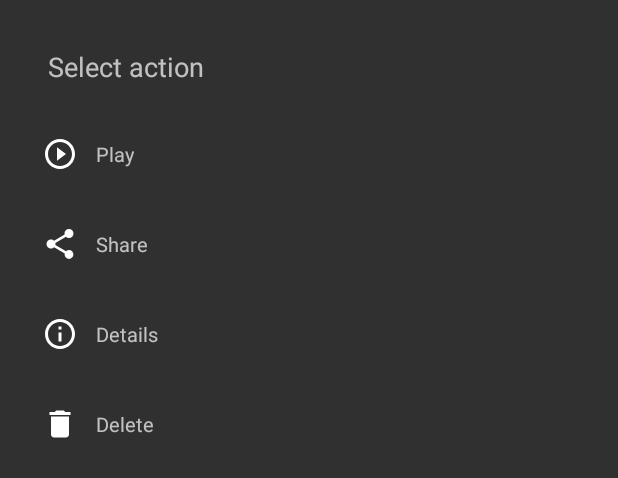
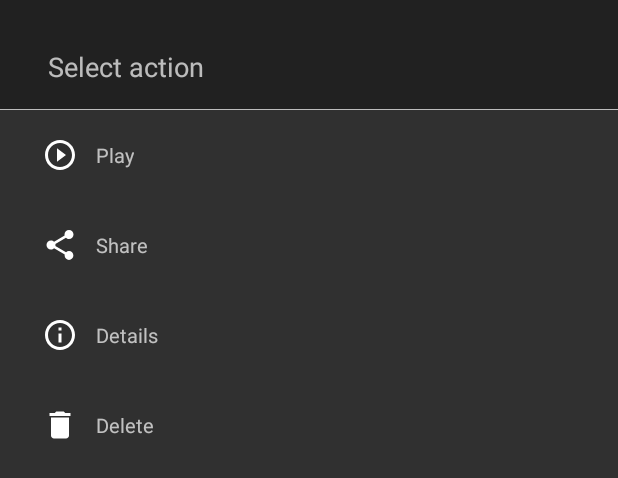
Before and after one commit to minarja1/DashCam, an Android app: the layout video_dialog.xml on its own in the app's theme, with its tools: preview values and no code run, on a phone screen of 412 x 824 dp. Shown: the top 478 px of the screen. Run offline under Robolectric (Android 15) with nearby library versions, the phone set to English and light mode, and no system bars.

Commit message:
refactor, views, screenshots

```diff
--- a/app/src/main/java/com/jakubminarik/dashcam/record/RecordActivity.java
+++ b/app/src/main/java/com/jakubminarik/dashcam/record/RecordActivity.java
@@ -361,7 +361,7 @@ public class RecordActivity extends BaseActivityDI implements RecordActivityView
             video.setTripEndAddress(fullAddress);
         }
 
-        video.setPathToImage(f.getAbsolutePath());
+        video.setPathToMaoImage(f.getAbsolutePath());
         video.save();
 
     }
--- /dev/null
+++ b/app/src/main/res/drawable/ic_error_white_24dp.xml
@@ -0,0 +1,5 @@
+<vector android:height="24dp" android:tint="#FFFFFF"
+    android:viewportHeight="24.0" android:viewportWidth="24.0"
+    android:width="24dp" xmlns:android="http://schemas.android.com/apk/res/android">
+    <path android:fillColor="#FF000000" android:pathData="M12,2C6.48,2 2,6.48 2,12s4.48,10 10,10 10,-4.48 10,-10S17.52,2 12,2zM13,17h-2v-2h2v2zM13,13h-2L11,7h2v6z"/>
+</vector>
--- /dev/null
+++ b/app/src/main/res/drawable/ic_videocam_white_24dp.xml
@@ -0,0 +1,5 @@
+<vector android:height="24dp" android:tint="#FFFFFF"
+    android:viewportHeight="24.0" android:viewportWidth="24.0"
+    android:width="24dp" xmlns:android="http://schemas.android.com/apk/res/android">
+    <path android:fillColor="#FF000000" android:pathData="M17,10.5V7c0,-0.55 -0.45,-1 -1,-1H4c-0.55,0 -1,0.45 -1,1v10c0,0.55 0.45,1 1,1h12c0.55,0 1,-0.45 1,-1v-3.5l4,4v-11l-4,4z"/>
+</vector>
--- a/app/src/main/res/layout/video_dialog.xml
+++ b/app/src/main/res/layout/video_dialog.xml
@@ -2,23 +2,28 @@
 <LinearLayout xmlns:android="http://schemas.android.com/apk/res/android"
     android:layout_width="match_parent"
     android:layout_height="wrap_content"
-    android:orientation="vertical"
-    android:paddingStart="16dp"
-    android:paddingEnd="16dp"
-    android:paddingBottom="16dp">
+    android:background="@color/colorPrimary"
+    android:orientation="vertical">
 
     <TextView
         android:layout_width="wrap_content"
         android:layout_height="wrap_content"
-        android:layout_marginStart="16dp"
+        android:layout_marginStart="32dp"
         android:layout_marginTop="32dp"
         android:layout_marginBottom="16dp"
         android:text="@string/choose_action"
         android:textSize="18sp" />
 
+    <View
+        android:id="@+id/divider"
+        android:layout_width="match_parent"
+        android:layout_height=".5dp"
+        android:background="@color/colorDivider" />
+
     <LinearLayout
         android:layout_width="match_parent"
         android:layout_height="wrap_content"
+        android:background="?android:colorBackground"
         android:gravity="center"
         android:orientation="vertical">
 
@@ -30,12 +35,15 @@
             android:clickable="true"
             android:focusable="true"
             android:gravity="center_vertical"
-            android:orientation="horizontal">
+            android:orientation="horizontal"
+            android:paddingStart="16dp">
 
             <ImageButton
                 style="@android:style/Widget.Material.Light.Button.Borderless.Small"
                 android:layout_width="wrap_content"
                 android:layout_height="wrap_content"
+                android:background="@android:color/transparent"
+                android:clickable="false"
                 android:contentDescription="@string/description_info"
                 android:src="@drawable/ic_play_circle_outline_white_24dp" />
 
@@ -55,12 +63,15 @@
             android:clickable="true"
             android:focusable="true"
             android:gravity="center_vertical"
-            android:orientation="horizontal">
+            android:orientation="horizontal"
+            android:paddingStart="16dp">
 
             <ImageButton
                 style="@android:style/Widget.Material.Light.Button.Borderless.Small"
                 android:layout_width="wrap_content"
                 android:layout_height="wrap_content"
+                android:background="@android:color/transparent"
+                android:clickable="false"
                 android:contentDescription="@string/description_info"
                 android:src="@drawable/ic_share_white_24dp" />
 
@@ -80,12 +91,15 @@
             android:clickable="true"
             android:focusable="true"
             android:gravity="center_vertical"
-            android:orientation="horizontal">
+            android:orientation="horizontal"
+            android:paddingStart="16dp">
 
             <ImageButton
                 style="@android:style/Widget.Material.Light.Button.Borderless.Small"
                 android:layout_width="wrap_content"
                 android:layout_height="wrap_content"
+                android:background="@android:color/transparent"
+                android:clickable="false"
                 android:contentDescription="@string/description_info"
                 android:src="@drawable/ic_info_outline_white_24dp" />
 
@@ -105,12 +119,14 @@
             android:clickable="true"
             android:focusable="true"
             android:gravity="center_vertical"
-            android:orientation="horizontal">
+            android:orientation="horizontal"
+            android:paddingStart="16dp">
 
             <ImageButton
                 style="@android:style/Widget.Material.Light.Button.Borderless.Small"
                 android:layout_width="wrap_content"
                 android:layout_height="wrap_content"
+                android:background="@android:color/transparent"
                 android:clickable="false"
                 android:contentDescription="@string/delete"
                 android:src="@drawable/ic_delete_white_24dp" />
--- a/app/src/main/res/values/colors.xml
+++ b/app/src/main/res/values/colors.xml
@@ -20,5 +20,6 @@
     <color name="greenTransparent">#5000AA06</color>
 
     <color name="red">#FF0000</color>
+    <color name="black">#000000</color>
 
 </resources>
--- a/app/src/main/res/values/strings.xml
+++ b/app/src/main/res/values/strings.xml
@@ -178,7 +178,7 @@
     <string name="play_video">Play video</string>
     <string name="about_dashcam">About DashCam</string>
     <string name="about_app">
-        DashCam is an application that allows you to record everything that happens in front of you on the road.\n\nYou never know what happens on the road, so it is always smart to have a black box.\n\nRecording is limited to a certain length (you can change the duration in Settings), so do not forget to save the recording if any worth-saving moment occurs.\n\n\nDeveloped by Jakub Minařík.
+        DashCam is an application that allows you to record everything that happens in front of you on the road.\n\nYou never know what happens on the road, so it is always smart to have a black box.\n\nRecording is limited to a certain duration (you can change the duration in Settings), so do not forget to save the recording if any worth-saving moment occurs.\n\n\nDeveloped by Jakub Minařík.
     </string>
     <string name="contact_dev">Contact developer</string>
     <string name="cancel">Cancel</string>
--- /dev/null
+++ b/app/src/main/res/xml/provider_paths.xml
@@ -0,0 +1,6 @@
+<?xml version="1.0" encoding="utf-8"?>
+<paths>
+    <external-path
+        name="external_files"
+        path="." />
+</paths>
```
Also changed, not shown: app/src/main/AndroidManifest.xml (+11 -0 lines), app/src/main/java/com/jakubminarik/dashcam/DAO/VideoDAO.java (+17 -1 lines), app/src/main/java/com/jakubminarik/dashcam/helper/ViewHelper.java (+22 -0 lines), app/src/main/java/com/jakubminarik/dashcam/model/Video.java (+36 -11 lines), app/src/main/java/com/jakubminarik/dashcam/play/PlayActivity.java (+50 -7 lines), app/src/main/java/com/jakubminarik/dashcam/play/PlayActivityPresenter.java (+2 -6 lines), app/src/main/java/com/jakubminarik/dashcam/record/RecordFragment.java (+39 -12 lines), app/src/main/java/com/jakubminarik/dashcam/video_detail/VideoDetailActivity.java (+4 -10 lines), app/src/main/res/layout/activity_record.xml (+8 -8 lines), app/src/main/res/layout/fragment_record.xml (+9 -7 lines), app/src/main/res/layout/video_row_item.xml (+19 -8 lines).
